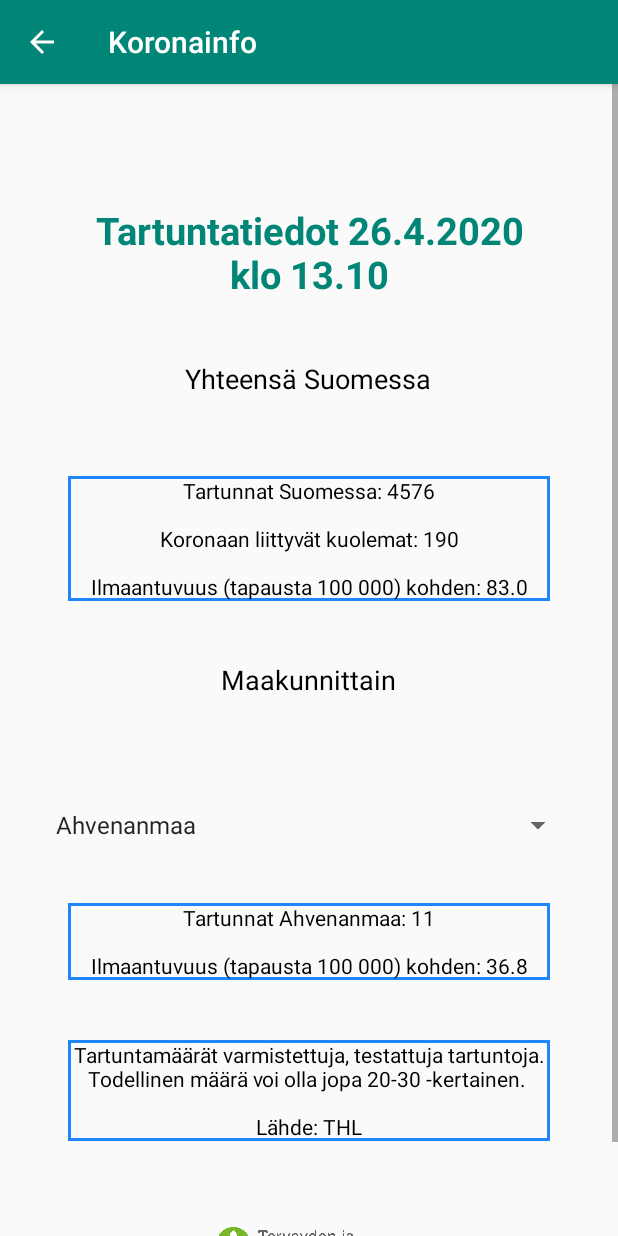
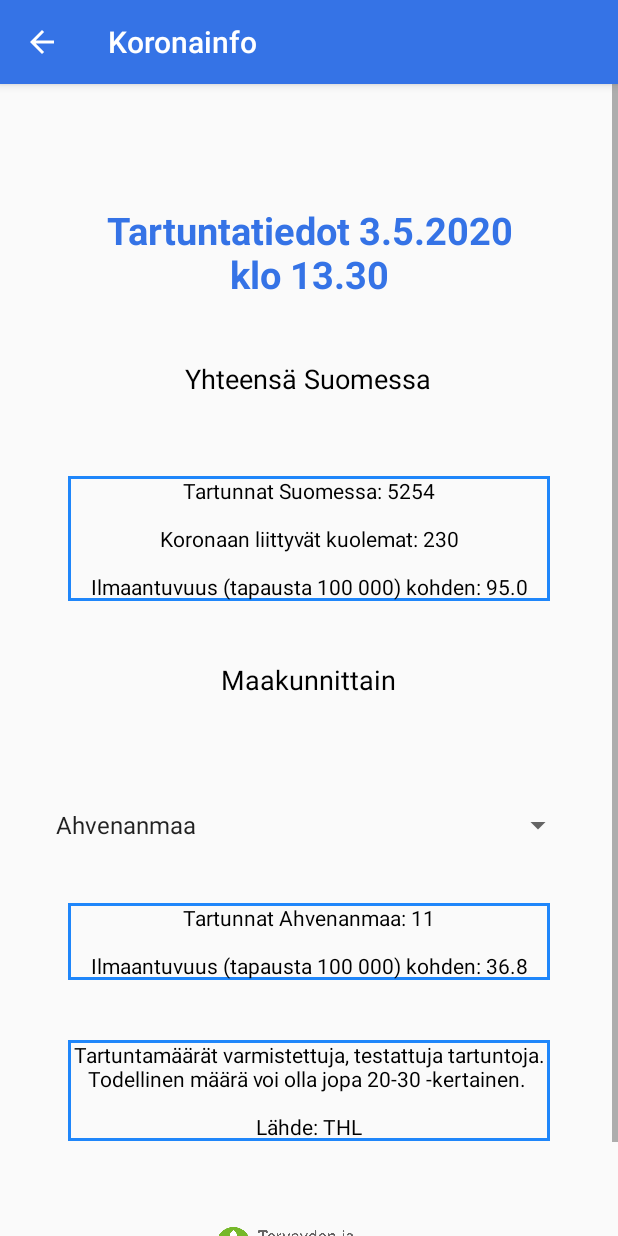
Before and after one commit to JereRajala00/Koronainfo, an Android app: the Tartuntatiedot screen opened directly, with no data from a screen before it, on a phone screen of 412 x 824 dp. Run offline under Robolectric (Android 15) with nearby library versions, the phone set to English and light mode, and no system bars.

Commit message:
Tyyliä muutettu

```diff
--- a/app/src/main/java/com/example/koronainfo/About.java
+++ b/app/src/main/java/com/example/koronainfo/About.java
@@ -4,6 +4,11 @@ import androidx.appcompat.app.AppCompatActivity;
 
 import android.os.Bundle;
 
+/**
+ * Class sets activity_about visible
+ * @author Char Ryhman_nimi (Tiitus Telke, Jere Rajala and Jarno Kaikkonen from Metropolia University of Applied Sciences)
+ * @version 1.5.2020
+ */
 public class About extends AppCompatActivity {
 
     @Override
--- a/app/src/main/java/com/example/koronainfo/MaakuntaValues.java
+++ b/app/src/main/java/com/example/koronainfo/MaakuntaValues.java
@@ -6,6 +6,7 @@ import androidx.annotation.NonNull;
  * Luokka kuvaa Tartuntatiedot-luokassa tarvittavia eri maakuntien virustartuntaan liittyviä arvoja
  * @author Tiitus Telke
  * @version 29.4.2020
+ * @see MaakuntaModel
  */
 public class MaakuntaValues{
     private String maakunta;
--- a/app/src/main/java/com/example/koronainfo/Tartuntatiedot.java
+++ b/app/src/main/java/com/example/koronainfo/Tartuntatiedot.java
@@ -14,39 +14,46 @@ import android.widget.Spinner;
 import android.widget.TextView;
 
 /**
- * Luokka sisältää tartuntatiedot-aktiviteetin käyttöön liittyviä toimintoja.
+ * This class is for tartuntatiedot (infection data) activity.
+ *
+ * Class sets values for infection data and sets it using MaakuntaModel singleton which can be used to create a new ArrayList of MaakuntaValues.
+ * Initializes a spinner using values from setMaakunnat() method. Sets listener for the spinner.
+ * The correct data for the provinces are set in the OnItemSelectedListener() -method using getInstance().getMaakunta(position) -method.
  * @author Tiitus Telke
  * @version 30.4.2020
+ * @see MaakuntaModel
+ * @see MaakuntaValues
  */
 
 public class Tartuntatiedot extends AppCompatActivity {
     private Spinner spinner;
     private Resources res;
-    private Integer selectedInf;
-    private Double selectedInc;
-    private Integer totalInf;
-    private Integer totalDth;
-    private Double totalInc;
-    private TextView maakuntaTextView;
+    private Integer selectedInf;            //amount of infections in selected province (maakunta)
+    private Double selectedInc;             //incidence in selected province
+    private Integer totalInf;               //amount of infections in whole country
+    private Integer totalDth;               //deaths in whole country
+    private Double totalInc;                //incidence in whole country
+    private TextView infView;                //this TextView shows the infection and death data in whole country
+    private TextView maakuntaTextView;      //this TextView shows the
 
     protected void onCreate(Bundle savedInstanceState) {
         super.onCreate(savedInstanceState);
         setContentView(R.layout.activity_tartuntatiedot);
-        TextView infView = (TextView) findViewById(R.id.InfectedCountView);
+        infView = (TextView) findViewById(R.id.InfectedCountView);
 
-        /** Haetaan resurssit res-muuttujaan.
-         * Haetaan maakunnat ja niiden sisältö sekä kaikki tartunnat setMaakunnat() -metodista.
-         * Lisätään total_info -resurssiin arvot totalInf(kaikki tartunnat), totalDth(kuolemat) ja totalInc(esiintyvyys) ja asetetaan resurssi infView TextViewiin.
+        /* Gets resources to res variable
+         * Sets all the data for the provinces with setMaakunnat() -method
+         * Adds to total_info resource variables totalInf(all infections), totalDth(deaths) ja totalInc(incidence) ja sets the resource for the infView TextView.
          */
         res = getResources();
         setMaakunnat();
         infView.setText(res.getString(R.string.total_info, totalInf, totalDth, totalInc));
 
-        /**
-         * Alustetaan spinner(alasvetovalikko) ja ArrayAdapter maakunnat_array -resurssin avulla. Käytetty esimerkkiä https://developer.android.com/guide/topics/ui/controls/spinner -sivulta.
+        /*
+         * initializes the spinner and ArrayAdapter using maakunnat_array -resource. I used the example from https://developer.android.com/guide/topics/ui/controls/spinner
          */
         spinner = (Spinner) findViewById(R.id.maakunnat_spinner);
-        // Luodaan spinner
+        // Creates the spinner
         ArrayAdapter<CharSequence> adapter = ArrayAdapter.createFromResource(this,
                 R.array.maakunnat_array, android.R.layout.simple_spinner_item);
         // Specify the layout to use when the list of choices appears
@@ -55,9 +62,9 @@ public class Tartuntatiedot extends AppCompatActivity {
         spinner.setAdapter(adapter);
 
         maakuntaTextView = (TextView) findViewById(R.id.InfectedMaakuntaView);
-        /**
-         * Asetetaan kuuntelija spinnerille. TextView muuttuu valitun maakunnan mukaan käytten position-muuttujaa käyttäen maakunta_info-resurssia. Arvot haetaan position-muuttujan mukaan MaakuntaModelin instanssista.
-         */
+
+        // Sets listener for the spinner. TextView is used according to selected province using maakunta_info resource. Values are retrieved using MaakuntaModel and the position variable.
+
         spinner.setOnItemSelectedListener(new AdapterView.OnItemSelectedListener() {
             @Override
             public void onItemSelected(AdapterView<?> parent, View view, int position, long id) {
@@ -71,9 +78,9 @@ public class Tartuntatiedot extends AppCompatActivity {
                 maakuntaTextView.setText("Valitse maakunta");
             }
         });
-        /**
-         * Asetetaan kuuntelija thl-logolle. Klikatessa aloitetaan luodaan uusi Intent jonka avulla avataan linkki. Tässä on käytetty esimerkkiä. Thank you Cristian from Stackoverflow https://stackoverflow.com/a/3536535.
-         */
+
+         //Sets listener for logo of the Finnish institute of health and welfare. I used an example code. Thank you Cristian from Stackoverflow https://stackoverflow.com/a/3536535.
+
         ImageView img = (ImageView)findViewById(R.id.ThlLogoView);
         img.setOnClickListener(new View.OnClickListener(){
             public void onClick(View v){
@@ -87,32 +94,33 @@ public class Tartuntatiedot extends AppCompatActivity {
     }
 
     /**
-     * @setMaakunnat void Luo Maakuntamodel-singletonin avulla uudet ArrayListit luokasta MaakuntaValues.
+     * Creates a new ArrayList of MaakuntaValues using MaakuntaModel and sets total infected and deaths also.
+     * @setMaakunnat Creates a new ArrayList of MaakuntaValues using MaakuntaModel and sets total infected and deaths also.
      * @see MaakuntaModel
      * @see MaakuntaValues
      */
     private void setMaakunnat() {
-        totalInf = 4576;
-        totalDth = 190;
-        totalInc = 83.0;
+        totalInf = 5254;
+        totalDth = 230;
+        totalInc = 95.0;
         MaakuntaModel.getInstance().getMaakunta().add(new MaakuntaValues("Ahvenanmaa",11, 36.8));
         MaakuntaModel.getInstance().getMaakunta().add(new MaakuntaValues("Etelä-Karjala",14, 11.0));
         MaakuntaModel.getInstance().getMaakunta().add(new MaakuntaValues("Etelä-Pohjanmaa",36,18.6));
         MaakuntaModel.getInstance().getMaakunta().add(new MaakuntaValues("Etelä-Savo", 46,46.5));
-        MaakuntaModel.getInstance().getMaakunta().add(new MaakuntaValues("Kainuu",55,76.1));
-        MaakuntaModel.getInstance().getMaakunta().add(new MaakuntaValues("Kanta-Häme", 75,43.9));
+        MaakuntaModel.getInstance().getMaakunta().add(new MaakuntaValues("Kainuu",63,87.1));
+        MaakuntaModel.getInstance().getMaakunta().add(new MaakuntaValues("Kanta-Häme", 86,50.3));
         MaakuntaModel.getInstance().getMaakunta().add(new MaakuntaValues("Keski-Pohjanmaa", 13, 16.8));
-        MaakuntaModel.getInstance().getMaakunta().add(new MaakuntaValues("Keski-Suomi", 123, 48.7));
-        MaakuntaModel.getInstance().getMaakunta().add(new MaakuntaValues("Kymenlaakso", 35,21.3));
-        MaakuntaModel.getInstance().getMaakunta().add(new MaakuntaValues("Lappi", 68, 58.2));
-        MaakuntaModel.getInstance().getMaakunta().add(new MaakuntaValues("Pirkanmaa", 213, 41.4));
-        MaakuntaModel.getInstance().getMaakunta().add(new MaakuntaValues("Pohjanmaa", 47, 27.7));
+        MaakuntaModel.getInstance().getMaakunta().add(new MaakuntaValues("Keski-Suomi", 127, 50.3));
+        MaakuntaModel.getInstance().getMaakunta().add(new MaakuntaValues("Kymenlaakso", 37,22.5));
+        MaakuntaModel.getInstance().getMaakunta().add(new MaakuntaValues("Lappi", 70, 59.9));
+        MaakuntaModel.getInstance().getMaakunta().add(new MaakuntaValues("Pirkanmaa", 231, 44.9));
+        MaakuntaModel.getInstance().getMaakunta().add(new MaakuntaValues("Pohjanmaa", 51, 30.1));
         MaakuntaModel.getInstance().getMaakunta().add(new MaakuntaValues("Pohjois-Karjala", 24, 14.6));
-        MaakuntaModel.getInstance().getMaakunta().add(new MaakuntaValues("Pohjois-Pohjanmaa", 122, 29.7));
-        MaakuntaModel.getInstance().getMaakunta().add(new MaakuntaValues("Pohjois-Savo", 120, 49.1));
-        MaakuntaModel.getInstance().getMaakunta().add(new MaakuntaValues("Päijät-Häme", 72, 34.3));
+        MaakuntaModel.getInstance().getMaakunta().add(new MaakuntaValues("Pohjois-Pohjanmaa", 128, 31.2));
+        MaakuntaModel.getInstance().getMaakunta().add(new MaakuntaValues("Pohjois-Savo", 124, 50.8));
+        MaakuntaModel.getInstance().getMaakunta().add(new MaakuntaValues("Päijät-Häme", 75, 35.7));
         MaakuntaModel.getInstance().getMaakunta().add(new MaakuntaValues("Satakunta", 51, 23.5));
-        MaakuntaModel.getInstance().getMaakunta().add(new MaakuntaValues("Uusimaa", 3204, 190.0));
-        MaakuntaModel.getInstance().getMaakunta().add(new MaakuntaValues("Varsinais-Suomi", 250, 51.8));
+        MaakuntaModel.getInstance().getMaakunta().add(new MaakuntaValues("Uusimaa", 3662, 217.2));
+        MaakuntaModel.getInstance().getMaakunta().add(new MaakuntaValues("Varsinais-Suomi", 278, 57.7));
     }
 }
--- a/app/src/main/res/layout/activity_main.xml
+++ b/app/src/main/res/layout/activity_main.xml
@@ -1,5 +1,5 @@
 <?xml version="1.0" encoding="utf-8"?>
-
+<!-- Author Tiitus Telke and Jere Rajala -->
 <androidx.constraintlayout.widget.ConstraintLayout xmlns:android="http://schemas.android.com/apk/res/android"
     xmlns:app="http://schemas.android.com/apk/res-auto"
     xmlns:tools="http://schemas.android.com/tools"
@@ -12,6 +12,7 @@
         android:layout_width="wrap_content"
         android:layout_height="wrap_content"
         android:scaleType="centerCrop"
+        android:contentDescription="background for mainactivity"
         app:layout_constraintBottom_toBottomOf="parent"
         app:layout_constraintEnd_toEndOf="parent"
         app:layout_constraintHorizontal_bias="0.0"
@@ -23,10 +24,9 @@
         android:id="@+id/textView4"
         android:layout_width="wrap_content"
         android:layout_height="wrap_content"
-        android:background="@android:color/background_light"
         android:text="@string/app_name"
         android:textAppearance="@style/TextAppearance.AppCompat.Large"
-        android:textColor="@android:color/holo_red_dark"
+        android:textColor="@android:color/white"
         app:layout_constraintBottom_toTopOf="@+id/diagnose"
         app:layout_constraintEnd_toEndOf="parent"
         app:layout_constraintHorizontal_bias="0.498"
--- a/app/src/main/res/layout/activity_tartuntatiedot.xml
+++ b/app/src/main/res/layout/activity_tartuntatiedot.xml
@@ -1,4 +1,5 @@
 <?xml version="1.0" encoding="utf-8"?>
+<!-- Author Tiitus Telke -->
 <ScrollView xmlns:android="http://schemas.android.com/apk/res/android"
     xmlns:app="http://schemas.android.com/apk/res-auto"
     xmlns:tools="http://schemas.android.com/tools"
--- a/app/src/main/res/values/arrays.xml
+++ b/app/src/main/res/values/arrays.xml
@@ -1,5 +1,6 @@
 <?xml version="1.0" encoding="utf-8"?>
 <resources>
+    <!-- Author Tiitus Telke -->
     <string-array name="maakunnat_array">
         <item>Ahvenanmaa</item>
         <item>Etelä-Karjala</item>
--- a/app/src/main/res/values/colors.xml
+++ b/app/src/main/res/values/colors.xml
@@ -1,6 +1,6 @@
 <?xml version="1.0" encoding="utf-8"?>
 <resources>
-    <color name="colorPrimary">#008577</color>
-    <color name="colorPrimaryDark">#00574B</color>
-    <color name="colorAccent">#D81B60</color>
+    <color name="colorPrimary">#3573e6</color>
+    <color name="colorPrimaryDark">#292ba3</color>
+    <color name="colorAccent">#3900b5</color>
 </resources>
```
Also changed, not shown: app/src/main/AndroidManifest.xml (+7 -1 lines), app/src/main/res/drawable/box.xml (deleted, +0 -10 lines), app/src/main/res/layout/activity_about.xml (+5 -5 lines), app/src/main/res/values/strings.xml (+9 -4 lines).
